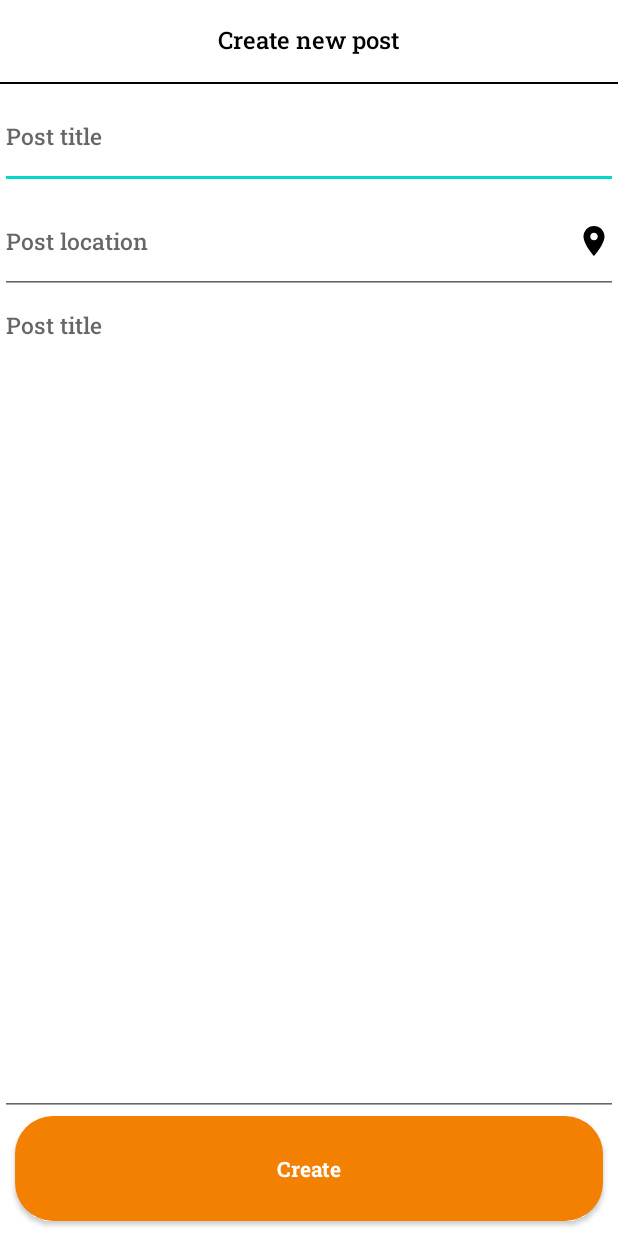
After one commit to datdo7549/travel_app, an Android app: the CreatePostActivity screen opened directly, with no data from a screen before it, on a phone screen of 412 x 824 dp. The commit adds this screen. Run offline under Robolectric (Android 15) with nearby library versions, the phone set to English and light mode, and no system bars.

Commit message:
TA09: Implement Create new post Screen (UI)

```diff
--- /dev/null
+++ b/app/src/main/java/com/example/travel_app/CreatePostActivity.java
@@ -0,0 +1,24 @@
+package com.example.travel_app;
+
+import androidx.appcompat.app.AppCompatActivity;
+
+import android.content.Context;
+import android.content.Intent;
+import android.os.Bundle;
+
+import com.example.travel_app.databinding.ActivityCreatePostBinding;
+
+public class CreatePostActivity extends AppCompatActivity {
+    private ActivityCreatePostBinding binding;
+    @Override
+    protected void onCreate(Bundle savedInstanceState) {
+        super.onCreate(savedInstanceState);
+        binding = ActivityCreatePostBinding.inflate(getLayoutInflater());
+        setContentView(binding.getRoot());
+    }
+
+    public static void start(Context context) {
+        Intent intent = new Intent(context, CreatePostActivity.class);
+        context.startActivity(intent);
+    }
+}
--- a/app/src/main/java/com/example/travel_app/feature/explore/ExploreFragment.java
+++ b/app/src/main/java/com/example/travel_app/feature/explore/ExploreFragment.java
@@ -12,6 +12,7 @@ import androidx.lifecycle.ViewModelProvider;
 import androidx.navigation.NavController;
 import androidx.navigation.Navigation;
 
+import com.example.travel_app.CreatePostActivity;
 import com.example.travel_app.core.listeners.ItemPostClickListener;
 import com.example.travel_app.core.platform.BaseFragment;
 import com.example.travel_app.databinding.FragmentExploreBinding;
@@ -44,6 +45,8 @@ public class ExploreFragment extends BaseFragment<FragmentExploreBinding, Explor
             navController.navigate(action);
         });
         viewBinding.recyclerViewPosts.setAdapter(postAdapter);
+
+        viewBinding.btnCreatePost.setOnClickListener(v -> CreatePostActivity.start(requireContext()));
     }
 
     private void initViewModel() {
--- a/app/src/main/java/com/example/travel_app/feature/explore/PostDetailFragment.java
+++ b/app/src/main/java/com/example/travel_app/feature/explore/PostDetailFragment.java
@@ -10,6 +10,7 @@ import androidx.annotation.Nullable;
 import androidx.navigation.NavController;
 import androidx.navigation.Navigation;
 
+import com.bumptech.glide.Glide;
 import com.example.travel_app.R;
 import com.example.travel_app.core.platform.BaseFragment;
 import com.example.travel_app.core.views.CommentBottomSheetDialog;
@@ -38,6 +39,10 @@ public class PostDetailFragment extends BaseFragment<FragmentPostDetailBinding,
     public void onViewCreated(@NonNull View view, @Nullable Bundle savedInstanceState) {
         super.onViewCreated(view, savedInstanceState);
         navController = Navigation.findNavController(view);
+        Glide.with(view)
+                .load(img_user_post_img_cover_sample)
+                .centerCrop()
+                .into(viewBinding.imgPostCover);
         viewBinding.btnBack.setOnClickListener(v -> navController.navigateUp());
         viewBinding.textViewCommentsCount.setOnClickListener(v -> {
             ArrayList<Comment> arrayList = new ArrayList<>();
--- /dev/null
+++ b/app/src/main/res/drawable/ic_add.xml
@@ -0,0 +1,5 @@
+<vector android:height="24dp" android:tint="#FFFFFF"
+    android:viewportHeight="24" android:viewportWidth="24"
+    android:width="24dp" xmlns:android="http://schemas.android.com/apk/res/android">
+    <path android:fillColor="@android:color/white" android:pathData="M19,13h-6v6h-2v-6H5v-2h6V5h2v6h6v2z"/>
+</vector>
--- /dev/null
+++ b/app/src/main/res/drawable/ic_location.xml
@@ -0,0 +1,5 @@
+<vector android:height="24dp" android:tint="#000000"
+    android:viewportHeight="24" android:viewportWidth="24"
+    android:width="24dp" xmlns:android="http://schemas.android.com/apk/res/android">
+    <path android:fillColor="@android:color/white" android:pathData="M12,2C8.13,2 5,5.13 5,9c0,5.25 7,13 7,13s7,-7.75 7,-13c0,-3.87 -3.13,-7 -7,-7zM12,11.5c-1.38,0 -2.5,-1.12 -2.5,-2.5s1.12,-2.5 2.5,-2.5 2.5,1.12 2.5,2.5 -1.12,2.5 -2.5,2.5z"/>
+</vector>
--- /dev/null
+++ b/app/src/main/res/layout/activity_create_post.xml
@@ -0,0 +1,61 @@
+<?xml version="1.0" encoding="utf-8"?>
+<androidx.constraintlayout.widget.ConstraintLayout xmlns:android="http://schemas.android.com/apk/res/android"
+    xmlns:app="http://schemas.android.com/apk/res-auto"
+    xmlns:tools="http://schemas.android.com/tools"
+    android:layout_width="match_parent"
+    android:layout_height="match_parent"
+    tools:context=".CreatePostActivity">
+
+    <com.example.travel_app.core.views.TravelAppToolBar
+        android:id="@+id/tool_bar"
+        android:layout_width="match_parent"
+        android:layout_height="wrap_content"
+        app:tool_bar_is_visible_button_back="true"
+        app:tool_bar_title="@string/text_create_post"
+        app:layout_constraintTop_toTopOf="parent"/>
+
+    <androidx.appcompat.widget.AppCompatEditText
+        android:id="@+id/edit_text_post_title"
+        android:layout_width="match_parent"
+        android:layout_height="70dp"
+        android:hint="@string/text_post_title"
+        android:textColor="@color/black"
+        android:textSize="15sp"
+        android:fontFamily="@font/roboto_slab_medium"
+        app:layout_constraintTop_toBottomOf="@+id/tool_bar"/>
+
+    <androidx.appcompat.widget.AppCompatEditText
+        android:id="@+id/edit_text_post_address"
+        android:layout_width="match_parent"
+        android:layout_height="70dp"
+        android:hint="@string/text_post_location"
+        android:textColor="@color/black"
+        android:textSize="15sp"
+        android:fontFamily="@font/roboto_slab_medium"
+        android:drawableRight="@drawable/ic_location"
+        app:layout_constraintTop_toBottomOf="@+id/edit_text_post_title"/>
+
+    <androidx.appcompat.widget.AppCompatEditText
+        android:id="@+id/edit_text_post_description"
+        android:layout_width="match_parent"
+        android:layout_height="0dp"
+        android:hint="@string/text_post_title"
+        android:textColor="@color/black"
+        android:textSize="15sp"
+        android:gravity="top"
+        android:fontFamily="@font/roboto_slab_medium"
+        app:layout_constraintTop_toBottomOf="@+id/edit_text_post_address"
+        app:layout_constraintBottom_toTopOf="@id/btn_create_post"/>
+
+    <androidx.appcompat.widget.AppCompatButton
+        android:id="@+id/btn_create_post"
+        android:layout_width="match_parent"
+        android:layout_height="70dp"
+        android:background="@drawable/bg_orange_round_25"
+        android:text="@string/text_create"
+        android:textAllCaps="false"
+        android:textColor="@color/white"
+        android:fontFamily="@font/roboto_slab_bold"
+        android:layout_margin="10dp"
+        app:layout_constraintBottom_toBottomOf="parent"/>
+</androidx.constraintlayout.widget.ConstraintLayout>
--- a/app/src/main/res/values/strings.xml
+++ b/app/src/main/res/values/strings.xml
@@ -42,4 +42,7 @@
     <string name="text_post_description_holder">Etiam facilisis ligula nec velit posuere egestas. Nunc dictum lectus sem, vel dignissim purus luctus quis. Vestibulum et ligula suscipit, hendre rit erat a, ultricies velit. Praesent convallis in lorem nec blandit. Phasellus a porta tellus. Suspend isse sagittis metus enim.</string>
     <string name="text_comment">Write comment here</string>
     <string name="text_comment_title">Comments</string>
+    <string name="text_create_post">Create new post</string>
+    <string name="text_post_title">Post title</string>
+    <string name="text_post_location">Post location</string>
 </resources>
```
Also changed, not shown: app/src/main/AndroidManifest.xml (+8 -4 lines), app/src/main/res/layout/fragment_explore.xml (+9 -0 lines).
